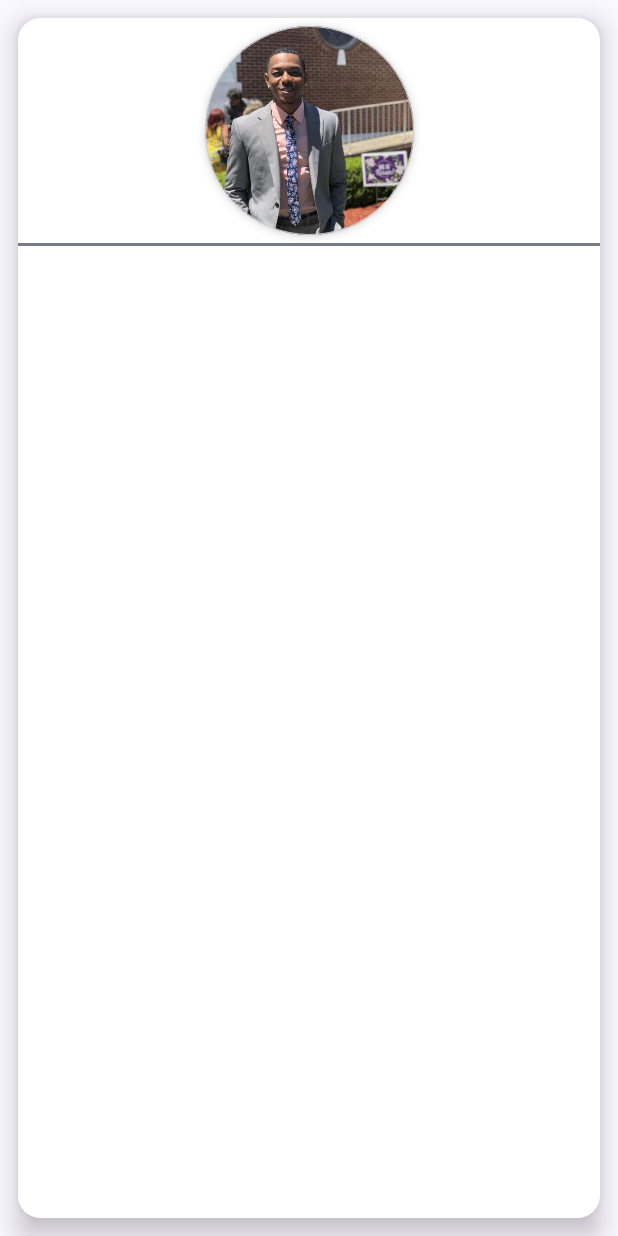
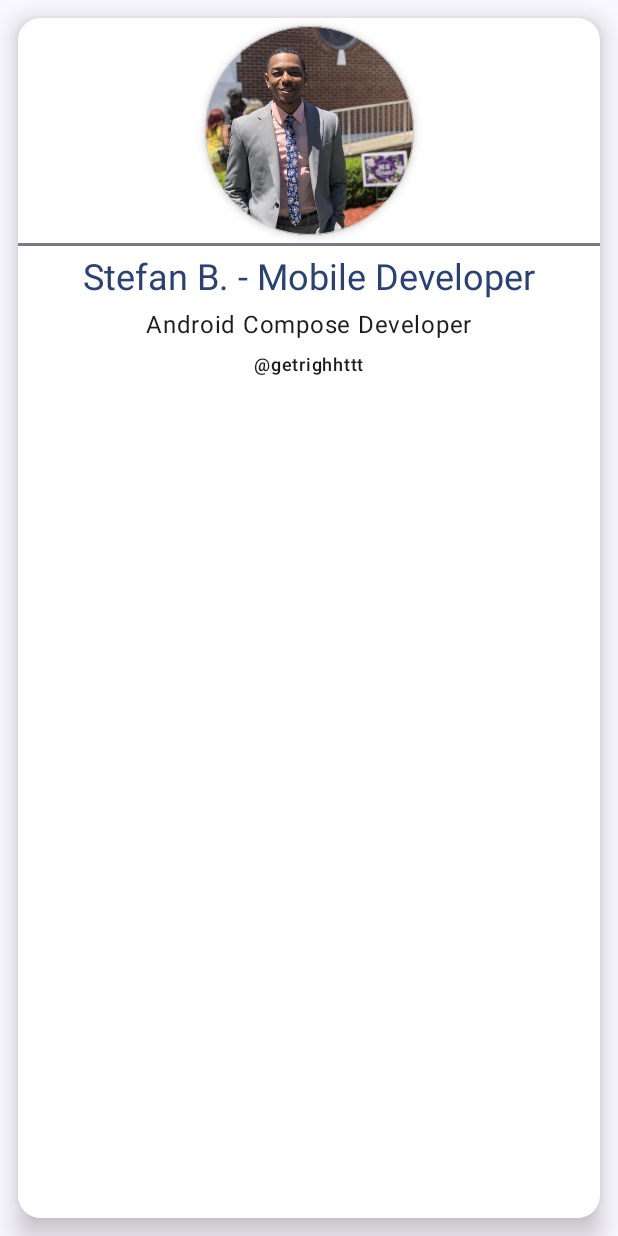
Before and after one commit to GetRighhttt/BizCardCompose, an Android app built with Jetpack Compose: the screen it shows after launch (MainActivity), on a phone screen of 412 x 824 dp. Run offline under Robolectric (Android 15) with nearby library versions, the phone set to English and light mode, and no system bars.

Commit message:
finished adding text info.

```diff
--- a/app/src/main/java/com/example/bizcardapp/MainActivity.kt
+++ b/app/src/main/java/com/example/bizcardapp/MainActivity.kt
@@ -80,8 +80,31 @@ fun CreateBizCard() {
             ) {
                 CreateImageProfile()
                 Divider(thickness = 2.dp)
+                CreateInfo()
             }
         }
+    }
+}
+
+@Composable
+private fun CreateInfo() {
+    Column(
+        modifier = Modifier
+            .padding(5.dp),
+        verticalArrangement = Arrangement.Center,
+        horizontalAlignment = Alignment.CenterHorizontally
+    ) {
+        Text(
+            text = "Stefan B. - Mobile Developer",
+            style = MaterialTheme.typography.headlineSmall,
+            color = MaterialTheme.colorScheme.primary
+        )
+        Text(text = "Android Compose Developer", modifier = Modifier.padding(3.dp))
+        Text(
+            text = "@getrighhttt",
+            modifier = Modifier.padding(3.dp),
+            style = MaterialTheme.typography.labelMedium
+        )
     }
 }
 
```
